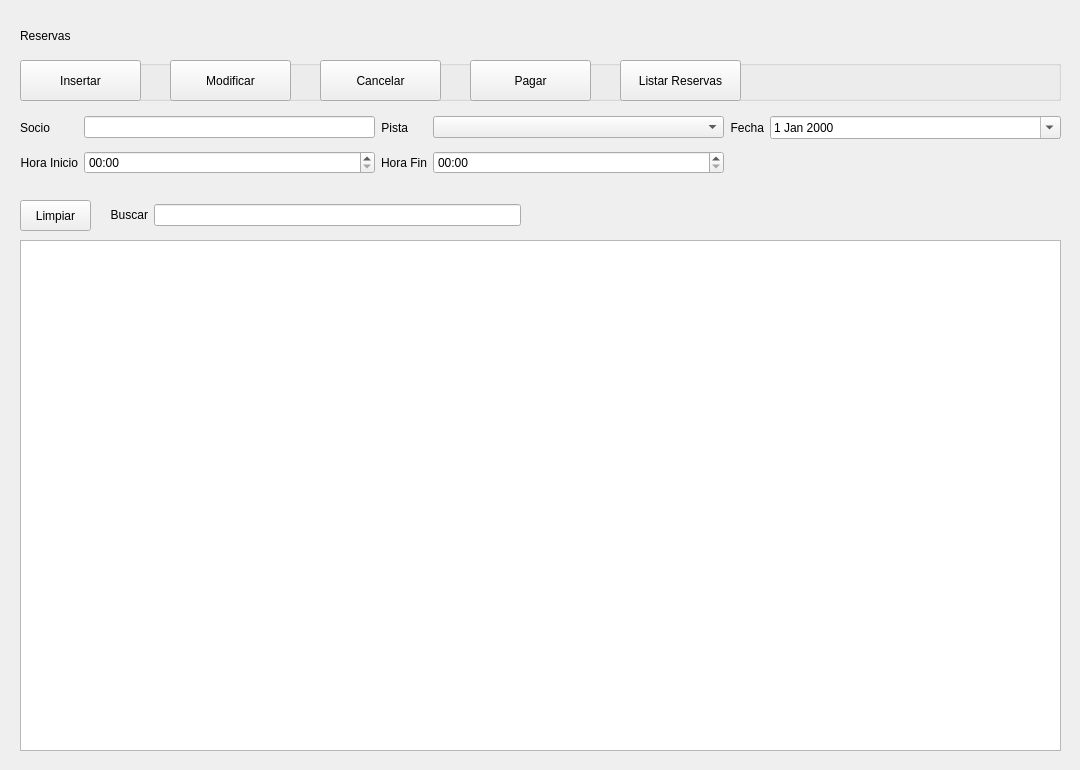
Old version of the form ui/qt/reserva_page.ui in the repository i82camud/Club_Padel.
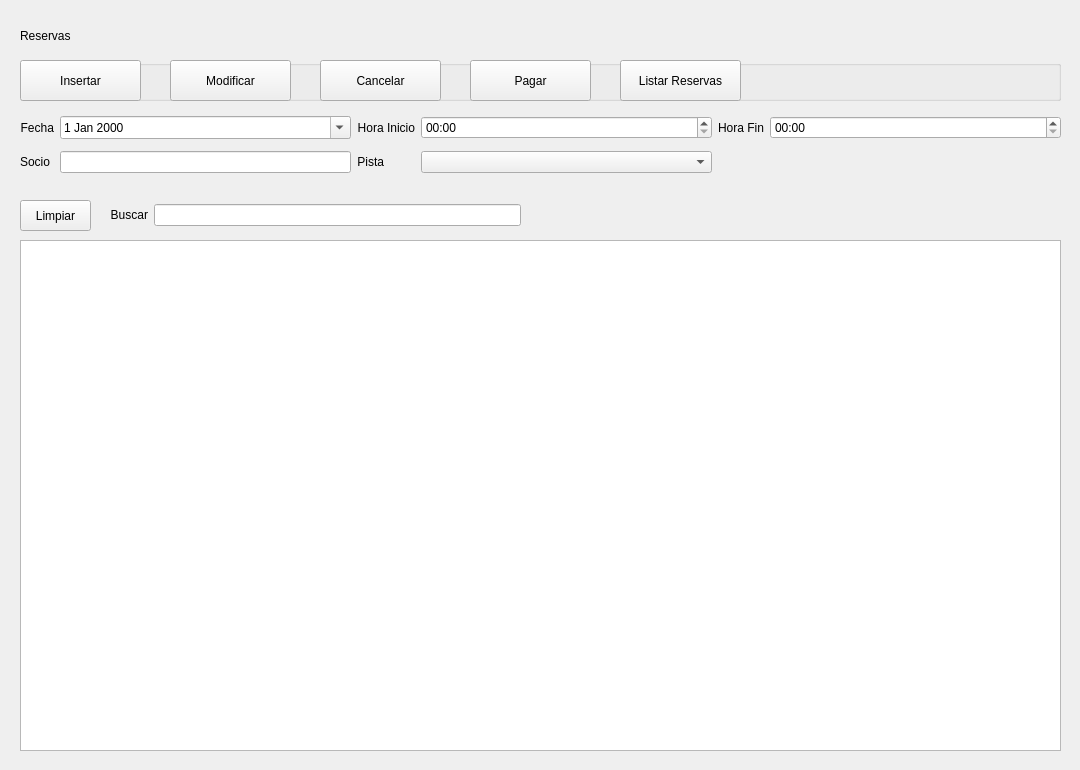
New version of the form.

The edit to the form file:
```diff
--- a/ui/qt/reserva_page.ui
+++ b/ui/qt/reserva_page.ui
@@ -114,49 +114,37 @@
     </rect>
    </property>
    <layout class="QGridLayout" name="gridLayout">
-    <item row="0" column="3">
-     <widget class="QComboBox" name="cmb_pista"/>
+    <item row="0" column="0">
+     <widget class="QLabel" name="label_3">
+      <property name="sizePolicy">
+       <sizepolicy hsizetype="Fixed" vsizetype="Preferred">
+        <horstretch>0</horstretch>
+        <verstretch>0</verstretch>
+       </sizepolicy>
+      </property>
+      <property name="text">
+       <string>Fecha</string>
+      </property>
+      <property name="alignment">
+       <set>Qt::AlignRight|Qt::AlignTrailing|Qt::AlignVCenter</set>
+      </property>
+     </widget>
     </item>
-    <item row="0" column="5">
+    <item row="0" column="1">
      <widget class="QDateEdit" name="dateEdit">
       <property name="calendarPopup">
        <bool>true</bool>
       </property>
      </widget>
     </item>
-    <item row="0" column="0">
-     <widget class="QLabel" name="label">
-      <property name="sizePolicy">
-       <sizepolicy hsizetype="Fixed" vsizetype="Preferred">
-        <horstretch>0</horstretch>
-        <verstretch>0</verstretch>
-       </sizepolicy>
+    <item row="0" column="5">
+     <widget class="QTimeEdit" name="timeEdit_2">
+      <property name="displayFormat">
+       <string>HH:mm</string>
       </property>
-      <property name="text">
-       <string>Socio</string>
-      </property>
-      <property name="alignment">
-       <set>Qt::AlignRight|Qt::AlignTrailing|Qt::AlignVCenter</set>
-      </property>
      </widget>
     </item>
-    <item row="1" column="0">
-     <widget class="QLabel" name="label_4">
-      <property name="sizePolicy">
-       <sizepolicy hsizetype="Fixed" vsizetype="Preferred">
-        <horstretch>0</horstretch>
-        <verstretch>0</verstretch>
-       </sizepolicy>
-      </property>
-      <property name="text">
-       <string>Hora Inicio</string>
-      </property>
-      <property name="alignment">
-       <set>Qt::AlignRight|Qt::AlignTrailing|Qt::AlignVCenter</set>
-      </property>
-     </widget>
-    </item>
-    <item row="1" column="2">
+    <item row="0" column="4">
      <widget class="QLabel" name="label_5">
       <property name="sizePolicy">
        <sizepolicy hsizetype="Fixed" vsizetype="Preferred">
@@ -172,33 +160,7 @@
       </property>
      </widget>
     </item>
-    <item row="0" column="1">
-     <widget class="QLineEdit" name="txt_socio">
-      <property name="sizePolicy">
-       <sizepolicy hsizetype="Preferred" vsizetype="Fixed">
-        <horstretch>0</horstretch>
-        <verstretch>0</verstretch>
-       </sizepolicy>
-      </property>
-     </widget>
-    </item>
-    <item row="0" column="4">
-     <widget class="QLabel" name="label_3">
-      <property name="sizePolicy">
-       <sizepolicy hsizetype="Fixed" vsizetype="Preferred">
-        <horstretch>0</horstretch>
-        <verstretch>0</verstretch>
-       </sizepolicy>
-      </property>
-      <property name="text">
-       <string>Fecha</string>
-      </property>
-      <property name="alignment">
-       <set>Qt::AlignRight|Qt::AlignTrailing|Qt::AlignVCenter</set>
-      </property>
-     </widget>
-    </item>
-    <item row="0" column="2">
+    <item row="1" column="2">
      <widget class="QLabel" name="label_2">
       <property name="sizePolicy">
        <sizepolicy hsizetype="Fixed" vsizetype="Preferred">
@@ -214,20 +176,58 @@
       </property>
      </widget>
     </item>
-    <item row="1" column="1">
-     <widget class="QTimeEdit" name="timeEdit">
-      <property name="displayFormat">
-       <string>HH:mm</string>
-      </property>
-     </widget>
-    </item>
     <item row="1" column="3">
-     <widget class="QTimeEdit" name="timeEdit_2">
+     <widget class="QComboBox" name="cmb_pista"/>
+    </item>
+    <item row="0" column="3">
+     <widget class="QTimeEdit" name="timeEdit">
       <property name="displayFormat">
        <string>HH:mm</string>
       </property>
      </widget>
     </item>
+    <item row="0" column="2">
+     <widget class="QLabel" name="label_4">
+      <property name="sizePolicy">
+       <sizepolicy hsizetype="Fixed" vsizetype="Preferred">
+        <horstretch>0</horstretch>
+        <verstretch>0</verstretch>
+       </sizepolicy>
+      </property>
+      <property name="text">
+       <string>Hora Inicio</string>
+      </property>
+      <property name="alignment">
+       <set>Qt::AlignRight|Qt::AlignTrailing|Qt::AlignVCenter</set>
+      </property>
+     </widget>
+    </item>
+    <item row="1" column="0">
+     <widget class="QLabel" name="label">
+      <property name="sizePolicy">
+       <sizepolicy hsizetype="Fixed" vsizetype="Preferred">
+        <horstretch>0</horstretch>
+        <verstretch>0</verstretch>
+       </sizepolicy>
+      </property>
+      <property name="text">
+       <string>Socio</string>
+      </property>
+      <property name="alignment">
+       <set>Qt::AlignRight|Qt::AlignTrailing|Qt::AlignVCenter</set>
+      </property>
+     </widget>
+    </item>
+    <item row="1" column="1">
+     <widget class="QLineEdit" name="txt_socio">
+      <property name="sizePolicy">
+       <sizepolicy hsizetype="Preferred" vsizetype="Fixed">
+        <horstretch>0</horstretch>
+        <verstretch>0</verstretch>
+       </sizepolicy>
+      </property>
+     </widget>
+    </item>
    </layout>
    <zorder>txt_socio</zorder>
    <zorder>label</zorder>
```
Left out of the diff: 10 changed lines with no effect on the pictures.
